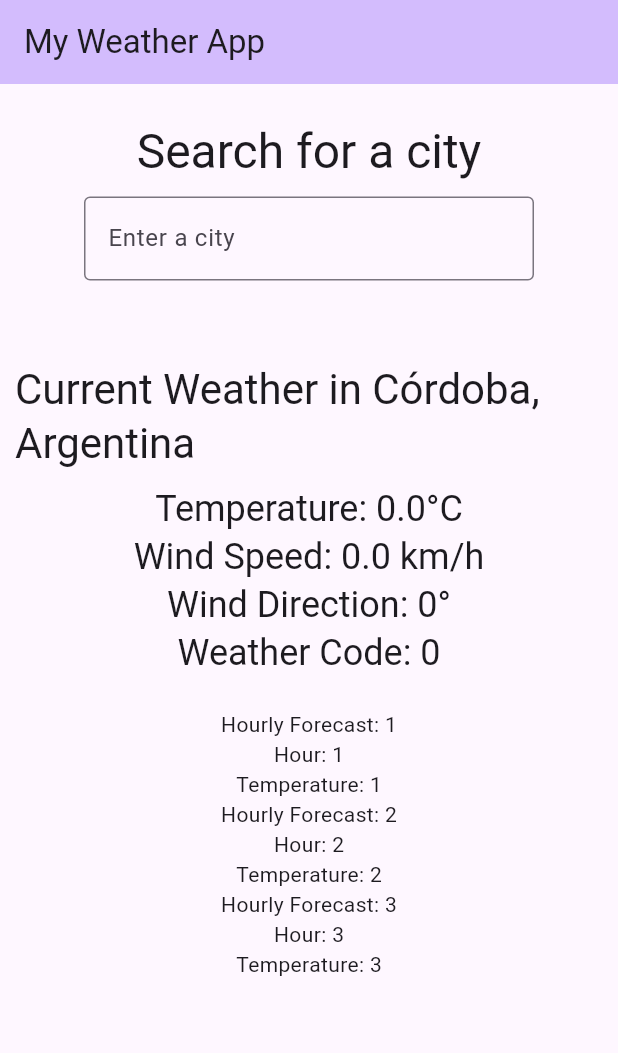
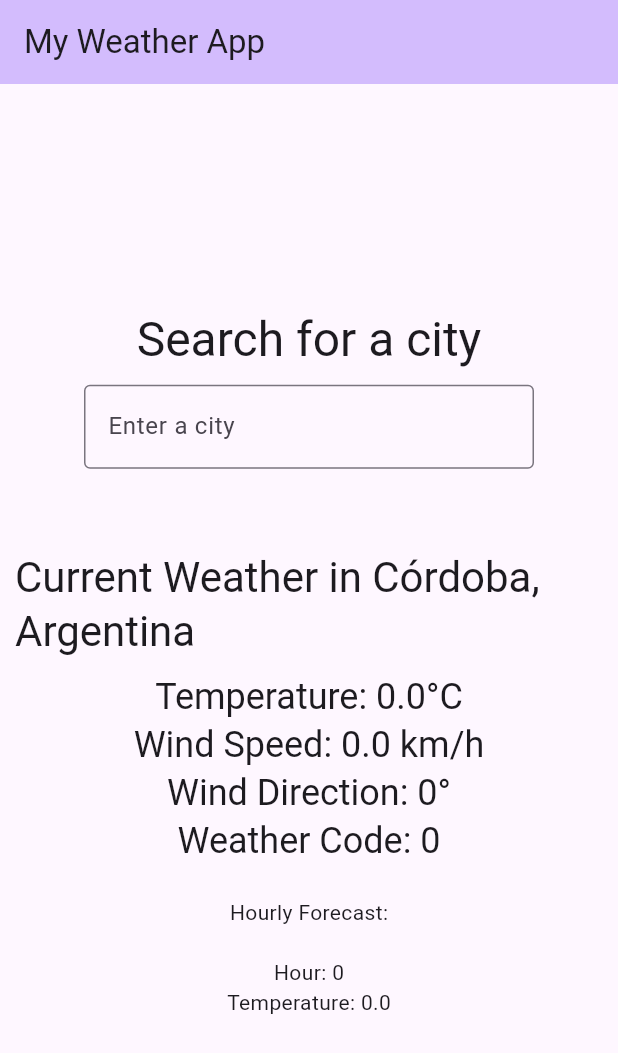
Before and after one commit to bl-marcosfrites/flutter_2023, a Flutter app: the screen it shows after launch, on a phone screen of 412 x 824 dp. Shown: the top 1053 px of the screen. Run offline on Flutter 3.47's test engine with Material 2 defaults, Android fonts, the phone set to English and light mode, and no system bars; our stand-ins replace dio, flutter_riverpod; network calls fail.

Commit message:
Video 13: Riverpod implementation

```diff
--- a/weatherapp/lib/main.dart
+++ b/weatherapp/lib/main.dart
@@ -1,8 +1,9 @@
 import 'package:flutter/material.dart';
+import 'package:flutter_riverpod/flutter_riverpod.dart';
 import 'package:weatherapp/pages/HomePage.dart';
 
 void main() {
-  runApp(const MyApp());
+  runApp(const ProviderScope(child: MyApp()));
 }
 
 class MyApp extends StatelessWidget {
--- /dev/null
+++ b/weatherapp/lib/providers/WeatherDataProvider.dart
@@ -0,0 +1,26 @@
+import 'package:flutter/widgets.dart';
+import 'package:flutter_riverpod/flutter_riverpod.dart';
+import 'package:weatherapp/models/WeatherData.dart';
+
+final weatherDataNotifier =
+ChangeNotifierProvider<WeatherDataProvider>((ref) => WeatherDataProvider());
+
+class WeatherDataProvider extends ChangeNotifier {
+  WeatherData weatherData = WeatherData(
+    currentWeatherData: CurrentWeatherData(
+      temperature: 0,
+      windSpeed: 0,
+      windDirection: 0,
+      weatherCode: 0,
+    ),
+    hourly: Hourly(
+      time: ['0'],
+      temperature2M: [0],
+    ),
+  );
+
+  setWeatherData(WeatherData data) {
+    weatherData = data;
+    notifyListeners();
+  }
+}
--- a/weatherapp/lib/widgets/CurrentWeather.dart
+++ b/weatherapp/lib/widgets/CurrentWeather.dart
@@ -1,42 +1,30 @@
 import 'package:flutter/material.dart';
+import 'package:flutter_riverpod/flutter_riverpod.dart';
 import 'package:weatherapp/models/WeatherData.dart';
+import 'package:weatherapp/providers/WeatherDataProvider.dart';
 import 'package:weatherapp/services/WeatherService.dart';
 
-class CurrentWeather extends StatefulWidget {
+class CurrentWeather extends ConsumerStatefulWidget {
   const CurrentWeather({
     super.key,
   });
 
   @override
-  State<CurrentWeather> createState() => _CurrentWeatherState();
+  ConsumerState<CurrentWeather> createState() => _CurrentWeatherState();
 }
 
-class _CurrentWeatherState extends State<CurrentWeather> {
-  WeatherData weatherData = WeatherData(
-    currentWeatherData: CurrentWeatherData(
-      temperature: 0,
-      windSpeed: 0,
-      windDirection: 0,
-      weatherCode: 0,
-    ),
-    hourly: Hourly(
-      time: [],
-      temperature2M: [],
-    ),
-  );
-
+class _CurrentWeatherState extends ConsumerState<CurrentWeather> {
+  var firstBuild = true;
   @override
   void initState() {
-    getWeatherData().then((value) {
-      setState(() {
-        weatherData = value;
-      });
-    });
+    fetchWeatherData();
     super.initState();
   }
 
   @override
   Widget build(BuildContext context) {
+    WeatherData weatherData = ref.read(weatherDataNotifier).weatherData;
+
     return Column(
       children: [
         Padding(
@@ -72,4 +60,13 @@ class _CurrentWeatherState extends State<CurrentWeather> {
       ],
     );
   }
+
+  void fetchWeatherData() async {
+    if (firstBuild) {
+      getWeatherData().then((value) => {
+        ref.read(weatherDataNotifier).setWeatherData(value),
+      });
+    }
+    firstBuild = false;
+  }
 }
--- a/weatherapp/lib/widgets/HourlyForecast.dart
+++ b/weatherapp/lib/widgets/HourlyForecast.dart
@@ -1,45 +1,41 @@
 import 'package:flutter/material.dart';
+import 'package:flutter_riverpod/flutter_riverpod.dart';
+import 'package:weatherapp/models/WeatherData.dart';
+import 'package:weatherapp/providers/WeatherDataProvider.dart';
 
-class HourlyForecast extends StatelessWidget {
+class HourlyForecast extends ConsumerStatefulWidget {
   const HourlyForecast({
     super.key,
   });
 
   @override
+  ConsumerState<HourlyForecast> createState() => _HourlyForecastState();
+}
+
+class _HourlyForecastState extends ConsumerState<HourlyForecast> {
+  @override
   Widget build(BuildContext context) {
-    return const SizedBox(
-        height: 700,
+    final weatherData = ref.watch(weatherDataNotifier).weatherData;
+    return SizedBox(
         child: Column(
-          children: [
-            Text(
-                'Hourly Forecast: 1'
-            ),
-            Text(
-                'Hour: 1'
-            ),
-            Text(
-                'Temperature: 1'
-            ),
-            Text(
-                'Hourly Forecast: 2'
-            ),
-            Text(
-                'Hour: 2'
-            ),
-            Text(
-                'Temperature: 2'
-            ),
-            Text(
-                'Hourly Forecast: 3'
-            ),
-            Text(
-                'Hour: 3'
-            ),
-            Text(
-                'Temperature: 3'
-            ),
-          ],
+          children: getHourlyWeather(weatherData),
         )
     );
   }
+
+  getHourlyWeather(WeatherData weatherData) {
+    List<Widget> hourlyWeather = [];
+    hourlyWeather.add(const Text('Hourly Forecast:'));
+    hourlyWeather.add(const SizedBox(height: 20));
+    for (var i = 0; i < weatherData.hourly.time.length; i++) {
+      hourlyWeather.add(Text(
+          'Hour: ${weatherData.hourly.time[i]}'
+      ));
+      hourlyWeather.add(Text(
+          'Temperature: ${weatherData.hourly.temperature2M[i]}'
+      ));
+      hourlyWeather.add(const SizedBox(height: 20));
+    }
+    return hourlyWeather;
+  }
 }
--- a/weatherapp/pubspec.yaml
+++ b/weatherapp/pubspec.yaml
@@ -30,7 +30,8 @@ environment:
 dependencies:
   flutter:
     sdk: flutter
-  dio: ^5.3.2
+  dio: ^5.3.3
+  flutter_riverpod: ^2.4.2
 
   # The following adds the Cupertino Icons font to your application.
   # Use with the CupertinoIcons class for iOS style icons.
```
Also changed, not shown: weatherapp/pubspec.lock.
